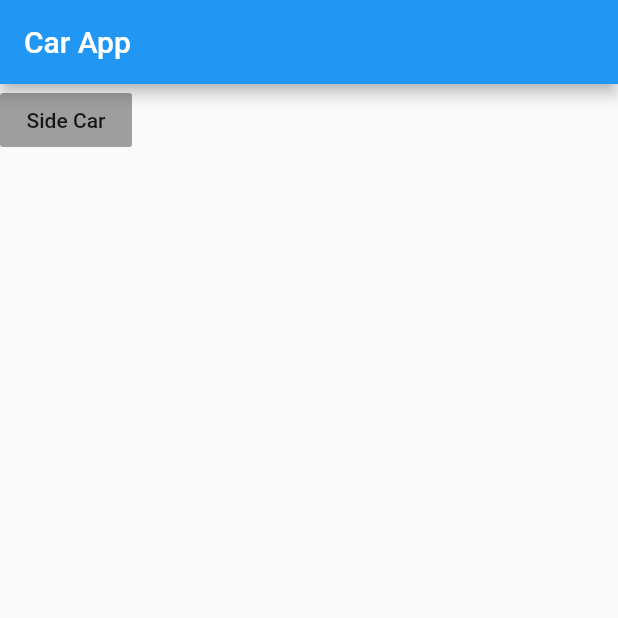
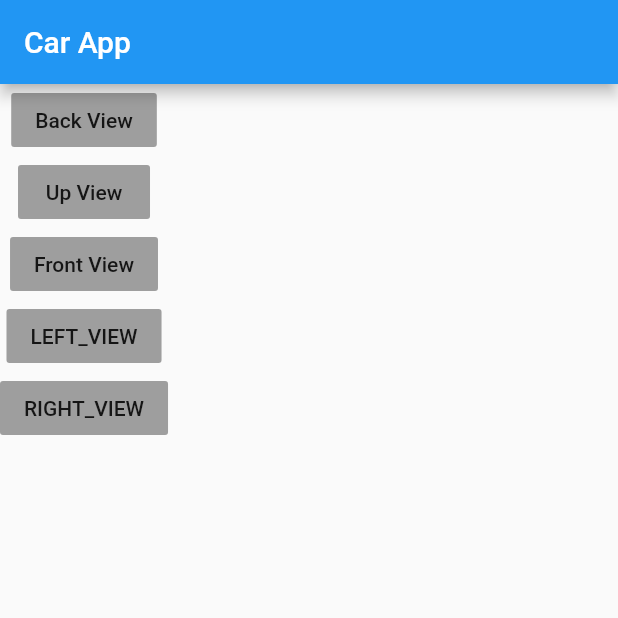
Before and after one commit to AmrMahm0ud/clickable-image, a Flutter app: the screen it shows after launch, on a phone screen of 412 x 824 dp, the top half of it. Run offline on Flutter 3.47's test engine with Material 2 defaults, Android fonts, the phone set to English and light mode, and no system bars; our stand-ins replace flutter_bloc; missing offline and left inert: path_parsing.

Commit message:
Enhanced code base

```diff
--- a/lib/clickable_car_widget/car_widget_bloc/car_widget_bloc.dart
+++ b/lib/clickable_car_widget/car_widget_bloc/car_widget_bloc.dart
@@ -1,7 +1,7 @@
-import 'package:clickable_regions/car_widget_bloc/car_widget_event.dart';
-import 'package:clickable_regions/car_widget_bloc/car_widget_repo.dart';
 import 'package:flutter_bloc/flutter_bloc.dart';
 
+import 'car_widget_event.dart';
+import 'car_widget_repo.dart';
 import 'car_widget_state.dart';
 
 class CarWidgetBloc extends Bloc<CarWidgetEvent, CarWidgetState> {
--- a/lib/clickable_car_widget/car_widget_bloc/car_widget_event.dart
+++ b/lib/clickable_car_widget/car_widget_bloc/car_widget_event.dart
@@ -1,6 +1,6 @@
+import 'package:clickable_regions/clickable_car_widget/model/car_model.dart';
 import 'package:flutter/cupertino.dart';
 
-import 'package:clickable_regions/model/car_model.dart';
 
 
 abstract class CarWidgetEvent {
--- a/lib/clickable_car_widget/car_widget_bloc/car_widget_state.dart
+++ b/lib/clickable_car_widget/car_widget_bloc/car_widget_state.dart
@@ -1,5 +1,8 @@
-import 'package:clickable_regions/model/car_model.dart';
 
+
+
+
+import 'package:clickable_regions/clickable_car_widget/model/car_model.dart';
 
 abstract class CarWidgetState{
 }
--- a/lib/clickable_car_widget/model/car_model.dart
+++ b/lib/clickable_car_widget/model/car_model.dart
@@ -1,6 +1,6 @@
+import 'package:clickable_regions/clickable_car_widget/model/path_model.dart';
 import'package:flutter/material.dart';
 
-import 'package:clickable_regions/model/path_model.dart';
 
 
 
--- a/lib/main.dart
+++ b/lib/main.dart
@@ -1,7 +1,12 @@
+
 import 'package:flutter/material.dart';
-
+import 'package:flutter_bloc/flutter_bloc.dart';
 
 import 'package:clickable_regions/screen/switch_between_screen.dart';
+
+import 'clickable_car_widget/car_widget_bloc/car_widget_bloc.dart';
+import 'clickable_car_widget/car_widget_bloc/car_widget_repo.dart';
+
 
 
 
@@ -10,9 +15,12 @@ void main() => runApp(MyApp());
 class MyApp extends StatelessWidget {
   @override
   Widget build(BuildContext context) {
-    return MaterialApp(
-        title: 'clickable image ',
-        theme: ThemeData(primarySwatch: Colors.blue),
-        home: SwitchBetWeenScreens());
+    return BlocProvider<CarWidgetBloc>(
+      create: (context) => CarWidgetBloc(CarWidgetRepo()),
+      child: MaterialApp(
+          title: 'clickable image',
+          theme: ThemeData(primarySwatch: Colors.blue),
+          home: SwitchBetWeenScreens()),
+    );
   }
 }
--- a/lib/screen/switch_between_screen.dart
+++ b/lib/screen/switch_between_screen.dart
@@ -2,7 +2,7 @@ import 'package:flutter/material.dart';
 
 
 
-import 'package:clickable_regions/screen/car_screen.dart';
+import 'package:clickable_regions/screen/left_view.dart';
 
 
 class SwitchBetWeenScreens extends StatefulWidget {
@@ -12,8 +12,16 @@ class SwitchBetWeenScreens extends StatefulWidget {
 }
 
 class _SwitchBetWeenScreensState extends State<SwitchBetWeenScreens> {
+
   final String APP_NAME = 'Car App';
-  final String  BUTTON_NAME= 'Side Car';
+
+  final String BACK_VIEW = 'Back View';
+
+  final String UP_VIEW = "Up View";
+  final String FRONT_VIEW = "Front View";
+  final String LEFT_VIEW = "LEFT_VIEW";
+  final String RIGHT_VIEW = "RIGHT_VIEW";
+
 
   @override
   Widget build(BuildContext context) {
@@ -25,7 +33,27 @@ class _SwitchBetWeenScreensState extends State<SwitchBetWeenScreens> {
       children: [
         FlatButton(
           color: Colors.grey,
-          child: Text(BUTTON_NAME),
+          child: Text(BACK_VIEW),
+          onPressed: () => navToCarScreen(),
+        ),
+        FlatButton(
+          color: Colors.grey,
+          child: Text(UP_VIEW),
+          onPressed: () => navToCarScreen(),
+        ),
+        FlatButton(
+          color: Colors.grey,
+          child: Text(FRONT_VIEW),
+          onPressed: () => navToCarScreen(),
+        ),
+        FlatButton(
+          color: Colors.grey,
+          child: Text(LEFT_VIEW),
+          onPressed: () => navToCarScreen(),
+        ),
+        FlatButton(
+          color: Colors.grey,
+          child: Text(RIGHT_VIEW),
           onPressed: () => navToCarScreen(),
         ),
       ],
--- a/pubspec.yaml
+++ b/pubspec.yaml
@@ -23,4 +23,8 @@ dependency_overrides:
 flutter:
   uses-material-design: true
   assets:
-    - assets/images/hatchback.svg
+    - assets/images/backview.svg
+    - assets/images/els2f.svg
+    - assets/images/frontview.svg
+    - assets/images/leftview.svg
+    - assets/images/rightview.svg
```
Also changed, not shown: lib/clickable_car_widget/car_widget/car_widget.dart (+9 -8 lines), lib/clickable_car_widget/car_widget_bloc/car_widget_repo.dart (added, +121 -0 lines), lib/screen/left_view.dart (+12 -5 lines), pubspec.lock.
